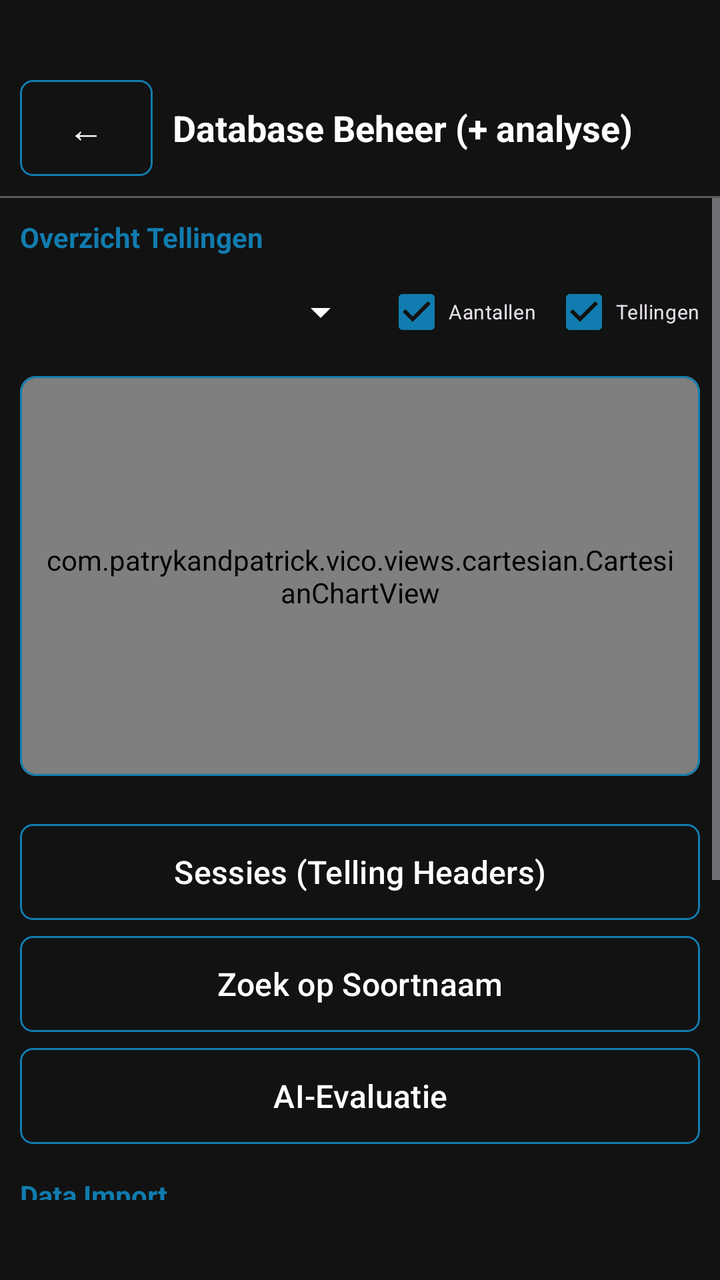
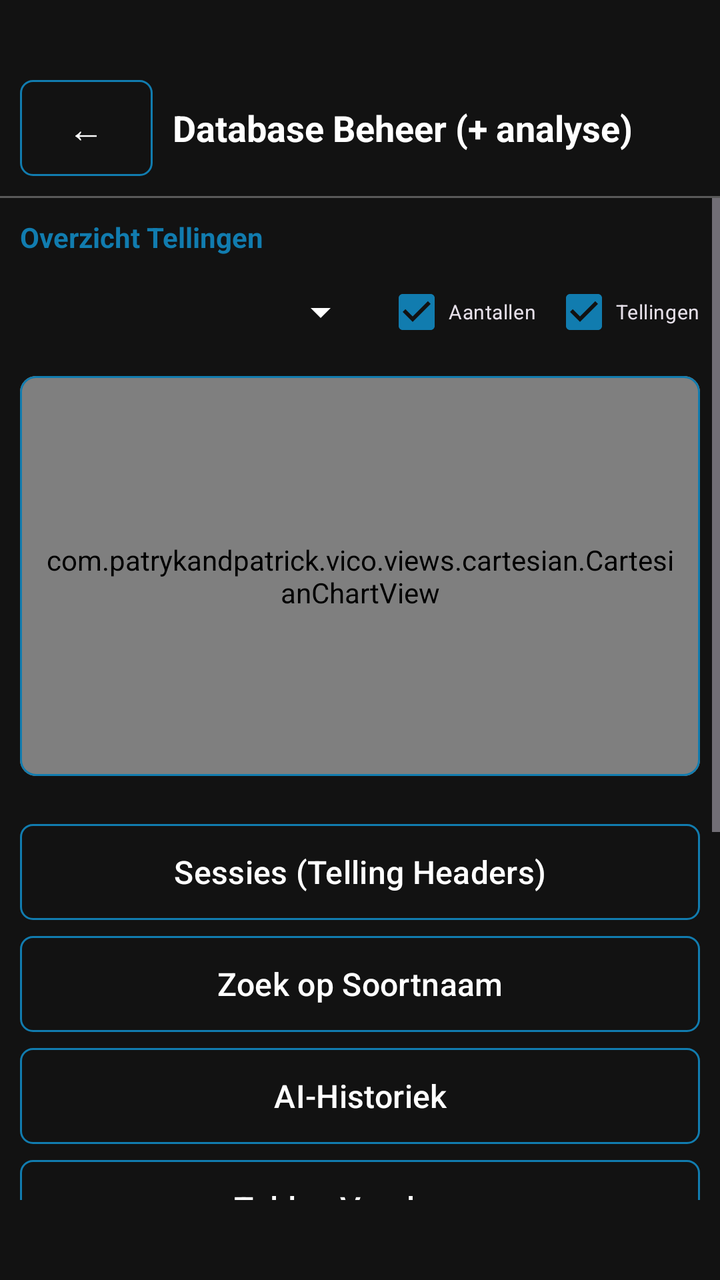

The first picture is an Android layout as it rendered before a commit; the second is the same layout after the commit. The layout source and the unified diff follow.
<!-- AndroidManifest.xml: application theme Theme.VT5.Dark -->
<!-- res/layout/scherm_database_beheer.xml -->
<?xml version="1.0" encoding="utf-8"?>
<LinearLayout xmlns:android="http://schemas.android.com/apk/res/android"
    xmlns:app="http://schemas.android.com/apk/res-auto"
    android:layout_width="match_parent"
    android:layout_height="match_parent"
    android:layout_marginTop="45dp"
    android:layout_marginBottom="60dp"
    android:background="@color/vt5_black"
    android:orientation="vertical"
    android:paddingTop="30dp"
    android:paddingBottom="40dp">

    
    <LinearLayout
        android:layout_width="match_parent"
        android:layout_height="wrap_content"
        android:gravity="center_vertical"
        android:orientation="horizontal"
        android:padding="10dp">

        <com.google.android.material.button.MaterialButton
            android:id="@+id/btnTerug"
            style="@style/Widget.VT5.Button.Outlined"
            android:layout_width="wrap_content"
            android:layout_height="wrap_content"
            android:minWidth="48dp"
            android:text="@string/instellingen_back_arrow"
            android:textSize="18sp" />

        <TextView
            android:layout_width="0dp"
            android:layout_height="wrap_content"
            android:layout_marginStart="10dp"
            android:layout_weight="1"
            android:text="@string/db_beheer_titel"
            android:textColor="@color/vt5_on_surface"
            android:textSize="18sp"
            android:textStyle="bold" />
    </LinearLayout>

    <View
        android:layout_width="match_parent"
        android:layout_height="1dp"
        android:alpha="0.3"
        android:background="@color/vt5_on_surface" />

    <ScrollView
        android:layout_width="match_parent"
        android:layout_height="0dp"
        android:layout_weight="1">

        <LinearLayout
            android:layout_width="match_parent"
            android:layout_height="wrap_content"
            android:orientation="vertical"
            android:padding="10dp">

            
            <LinearLayout
                android:layout_width="match_parent"
                android:layout_height="wrap_content"
                android:layout_marginBottom="4dp"
                android:gravity="center_vertical"
                android:orientation="horizontal">

                <TextView
                    android:layout_width="wrap_content"
                    android:layout_height="wrap_content"
                    android:text="Overzicht Tellingen"
                    android:textColor="@color/vt5_light_blue"
                    android:textSize="14sp"
                    android:textStyle="bold" />
            </LinearLayout>

            <LinearLayout
                android:layout_width="match_parent"
                android:layout_height="wrap_content"
                android:layout_marginBottom="8dp"
                android:gravity="center_vertical"
                android:orientation="horizontal">

                <Spinner
                    android:id="@+id/spinnerSiteFilter"
                    android:layout_width="0dp"
                    android:layout_height="wrap_content"
                    android:layout_weight="1"
                    android:backgroundTint="@color/vt5_white" />

                <CheckBox
                    android:id="@+id/cbShowAantallen"
                    android:layout_width="wrap_content"
                    android:layout_height="wrap_content"
                    android:layout_marginStart="8dp"
                    android:checked="true"
                    android:text="Aantallen"
                    android:textSize="10sp" />

                <CheckBox
                    android:id="@+id/cbShowTellingen"
                    android:layout_width="wrap_content"
                    android:layout_height="wrap_content"
                    android:layout_marginStart="8dp"
                    android:checked="true"
                    android:text="Tellingen"
                    android:textSize="10sp" />
            </LinearLayout>

            <com.google.android.material.card.MaterialCardView
                android:layout_width="match_parent"
                android:layout_height="200dp"
                android:layout_marginBottom="24dp"
                app:cardBackgroundColor="@color/grafiek_achtergrondkleur"
                app:cardCornerRadius="8dp"
                app:strokeColor="@color/vt5_light_blue"
                app:strokeWidth="1dp">

                <com.patrykandpatrick.vico.views.cartesian.CartesianChartView
                    android:id="@+id/chartActivity"
                    android:layout_width="match_parent"
                    android:layout_height="match_parent"
                    android:padding="12dp"
                    app:scrollEnabled="false"
                    app:zoomEnabled="false" />
            </com.google.android.material.card.MaterialCardView>

            
            <com.google.android.material.button.MaterialButton
                android:id="@+id/btnTellingenLijst"
                style="@style/Widget.VT5.Button.Outlined"
                android:layout_width="match_parent"
                android:layout_height="wrap_content"
                android:layout_marginBottom="8dp"
                android:text="@string/db_beheer_btn_sessies"
                android:textSize="16sp" />

            <com.google.android.material.button.MaterialButton
                android:id="@+id/btnSoortZoeken"
                style="@style/Widget.VT5.Button.Outlined"
                android:layout_width="match_parent"
                android:layout_height="wrap_content"
                android:layout_marginBottom="8dp"
                android:text="@string/db_beheer_btn_soort_zoeken"
                android:textSize="16sp" />

            <com.google.android.material.button.MaterialButton
                android:id="@+id/btnAiEvaluation"
                style="@style/Widget.VT5.Button.Outlined"
                android:layout_width="match_parent"
                android:layout_height="wrap_content"
                android:layout_marginBottom="16dp"
                android:text="AI-Evaluatie"
                android:textSize="16sp" />

            <TextView
                android:layout_width="match_parent"
                android:layout_height="wrap_content"
                android:layout_marginBottom="8dp"
                android:text="Data Import"
                android:textColor="@color/vt5_light_blue"
                android:textSize="14sp"
                android:textStyle="bold" />

            <LinearLayout
                android:layout_width="match_parent"
                android:layout_height="wrap_content"
                android:layout_marginBottom="16dp"
                android:orientation="horizontal">

                <com.google.android.material.button.MaterialButton
                    android:id="@+id/btnImportCsv"
                    style="@style/Widget.VT5.Button"
                    android:layout_width="0dp"
                    android:layout_height="wrap_content"
                    android:layout_marginEnd="4dp"
                    android:layout_weight="1"
                    android:text="Importeer Handmatig"
                    android:textSize="8sp"
                    app:icon="@android:drawable/ic_menu_save" />

                <com.google.android.material.button.MaterialButton
                    android:id="@+id/btnBatchImport"
                    style="@style/Widget.VT5.Button"
                    android:layout_width="0dp"
                    android:layout_height="wrap_content"
                    android:layout_marginStart="4dp"
                    android:layout_weight="1"
                    android:text="Batch Import (VT5/imports)"
                    android:textSize="8sp"
                    app:icon="@android:drawable/ic_menu_rotate" />
            </LinearLayout>

            <View
                android:layout_width="match_parent"
                android:layout_height="1dp"
                android:layout_marginBottom="16dp"
                android:alpha="0.3"
                android:background="@color/vt5_on_surface" />

            
            <LinearLayout
                android:id="@+id/containerTabellen"
                android:layout_width="match_parent"
                android:layout_height="wrap_content"
                android:orientation="vertical" />

            <View
                android:layout_width="match_parent"
                android:layout_height="1dp"
                android:layout_marginTop="24dp"
                android:layout_marginBottom="16dp"
                android:alpha="0.3"
                android:background="@color/vt5_on_surface" />

            <com.google.android.material.button.MaterialButton
                android:id="@+id/btnResetDatabase"
                style="@style/Widget.VT5.Button.Outlined"
                android:layout_width="match_parent"
                android:layout_height="wrap_content"
                android:layout_marginBottom="40dp"
                android:text="Database Volledig Resetten"
                android:textColor="@color/vt5_red"
                app:icon="@android:drawable/ic_menu_delete"
                app:iconTint="@color/vt5_red"
                app:strokeColor="@color/vt5_red" />
        </LinearLayout>
    </ScrollView>

</LinearLayout>
<!-- resources referenced by this layout -->
<resources>
  <color name="grafiek_achtergrondkleur">#739B9B</color>
  <color name="vt5_black">#121212</color>
  <color name="vt5_light_blue">#117CAF</color>
  <color name="vt5_on_surface">@color/popup_bg_wit</color>
  <color name="vt5_red">#FF042F</color>
  <color name="vt5_white">#FFFFFF</color>
  <string name="db_beheer_btn_sessies">Sessies (Telling Headers)</string>
  <string name="db_beheer_btn_soort_zoeken">Zoek op Soortnaam</string>
  <string name="db_beheer_titel">Database Beheer (+ analyse)</string>
  <string name="instellingen_back_arrow">←</string>
  <style name="Widget.VT5.Button" parent="Widget.Material3.Button">
          
          <item name="cornerRadius">@dimen/vt5_btn_corner</item>
          <item name="android:insetLeft">0dp</item>
          <item name="android:insetRight">0dp</item>
          <item name="android:insetTop">0dp</item>
          <item name="android:insetBottom">0dp</item>
          <item name="iconPadding">8dp</item>
          <item name="android:minHeight">48dp</item>
  
          
          <item name="backgroundTint">@color/vt5_light_blue</item>
          <item name="android:textColor">@color/vt5_white</item>
          <item name="rippleColor">?attr/colorPrimaryContainer</item>
  
          
          <item name="strokeColor">@color/vt5_light_gray</item>
          <item name="strokeWidth">0dp</item>
      </style>
  <color name="popup_bg_wit">#FFFFFFFF</color>
  <dimen name="vt5_btn_corner">6dp</dimen>
  <color name="vt5_light_gray">#5D748C</color>
  <!-- drawable vt5_btn_selector (drawable) -->
  <?xml version="1.0" encoding="utf-8"?>
  <selector xmlns:android="http://schemas.android.com/apk/res/android">
  
      
      <item android:state_checked="true" android:drawable="@drawable/vt5_btn_checked" />
  
      
      <item android:state_pressed="true" android:drawable="@drawable/vt5_btn_pressed" />
  
      
      <item android:drawable="@drawable/vt5_btn_unchecked" />
  </selector>
  <dimen name="vt5_btn_stroke">1dp</dimen>
  <style name="ThemeOverlay.VT5.MaterialAlertDialog" parent="ThemeOverlay.Material3.MaterialAlertDialog">
          <item name="buttonBarPositiveButtonStyle">@style/Widget.VT5.AlertDialog.Button</item>
          <item name="buttonBarNegativeButtonStyle">@style/Widget.VT5.AlertDialog.Button</item>
          <item name="buttonBarNeutralButtonStyle">@style/Widget.VT5.AlertDialog.Button</item>
      </style>
  <!-- drawable vt5_btn_checked (drawable) -->
  <?xml version="1.0" encoding="utf-8"?>
  <shape xmlns:android="http://schemas.android.com/apk/res/android" android:shape="rectangle">
      
      <solid android:color="@color/vt5_light_blue" />
      
      <corners android:radius="@dimen/vt5_btn_corner" />
      
      <padding android:left="8dp" android:top="6dp" android:right="8dp" android:bottom="6dp" />
  </shape>
  <!-- drawable vt5_btn_pressed (drawable) -->
  <?xml version="1.0" encoding="utf-8"?>
  <shape xmlns:android="http://schemas.android.com/apk/res/android" android:shape="rectangle">
      
      <solid android:color="@color/vt5_light_blue" />
      <corners android:radius="@dimen/vt5_btn_corner" />
      <padding android:left="8dp" android:top="6dp" android:right="8dp" android:bottom="6dp" />
  </shape>
  <!-- drawable vt5_btn_unchecked (drawable) -->
  <?xml version="1.0" encoding="utf-8"?>
  <shape xmlns:android="http://schemas.android.com/apk/res/android" android:shape="rectangle">
      
      <solid android:color="@color/vt5_black" />
      
      <stroke android:width="@dimen/vt5_btn_stroke" android:color="@color/vt5_light_blue" />
      <corners android:radius="@dimen/vt5_btn_corner" />
      <padding android:left="8dp" android:top="6dp" android:right="8dp" android:bottom="6dp" />
  </shape>
  <style name="Widget.VT5.AlertDialog.Button" parent="Widget.Material3.Button.TextButton.Dialog">
          <item name="android:textColor">@color/vt5_white</item>
      </style>
  <!-- unchanged entries left out for length: 2 -->
</resources>

<!-- the commit's change to res/layout/scherm_database_beheer.xml (unified diff, before → after) -->
@@ -3,7 +3,7 @@
     xmlns:app="http://schemas.android.com/apk/res-auto"
     android:layout_width="match_parent"
     android:layout_height="match_parent"
-    android:layout_marginTop="45dp"
+    android:layout_marginTop="50dp"
     android:layout_marginBottom="60dp"
     android:background="@color/vt5_black"
     android:orientation="vertical"
@@ -147,8 +147,17 @@
                 style="@style/Widget.VT5.Button.Outlined"
                 android:layout_width="match_parent"
                 android:layout_height="wrap_content"
-                android:layout_marginBottom="16dp"
-                android:text="AI-Evaluatie"
+                android:layout_marginBottom="8dp"
+                android:text="AI-Historiek"
+                android:textSize="16sp" />
+
+            <com.google.android.material.button.MaterialButton
+                android:id="@+id/btnAiDailyReports"
+                style="@style/Widget.VT5.Button.Outlined"
+                android:layout_width="match_parent"
+                android:layout_height="wrap_content"
+                android:layout_marginBottom="16dp"
+                android:text="Teldag Verslagen"
                 android:textSize="16sp" />
 
             <TextView
